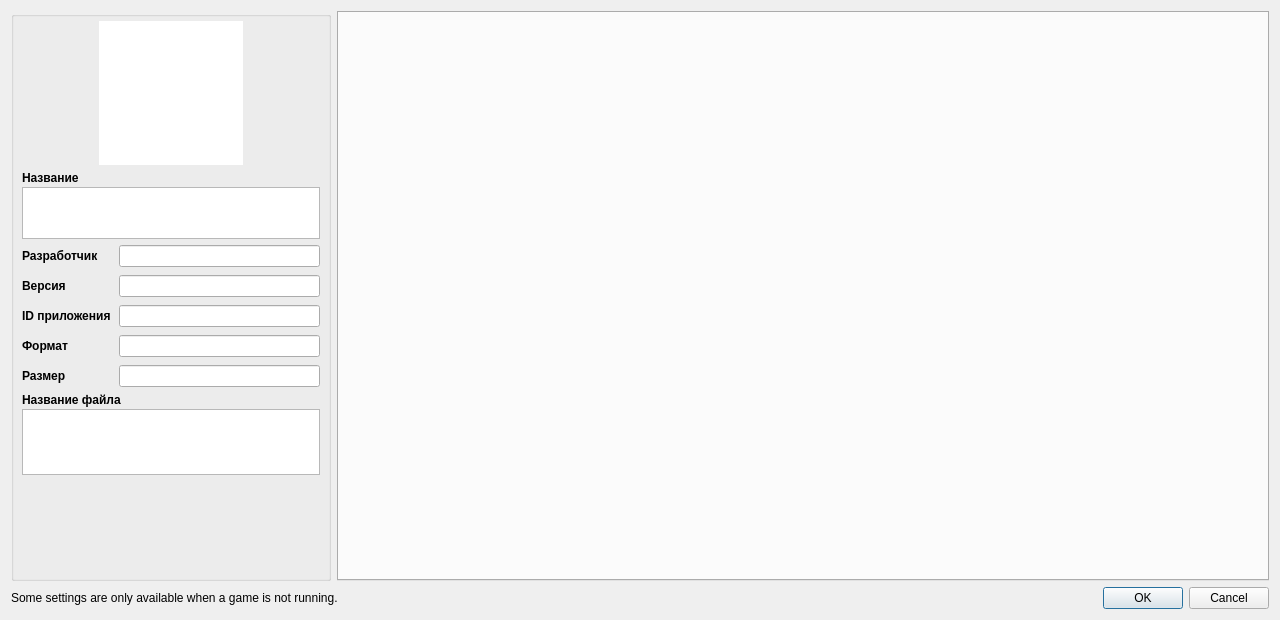
The window that src/storm_switch/configuration/configure_per_game.ui (ReiKatari/STORM_SWITCH) describes before a commit, drawn with Qt 5.
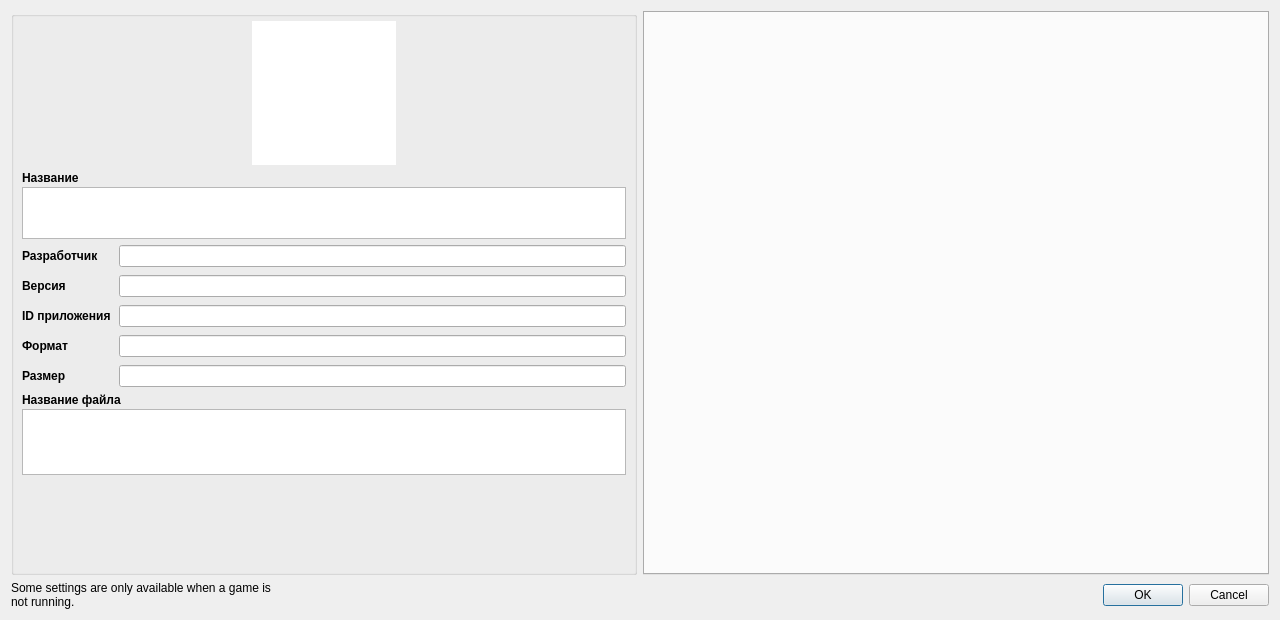
The same window after the commit.

```diff
--- a/src/storm_switch/configuration/configure_per_game.ui
+++ b/src/storm_switch/configuration/configure_per_game.ui
@@ -38,7 +38,7 @@
        </property>
        <property name="maximumSize">
         <size>
-         <width>320</width>
+         <width>16777215</width>
          <height>16777215</height>
         </size>
        </property>
@@ -402,6 +402,9 @@
     <layout class="QHBoxLayout" name="horizontalLayout_2">
      <item>
       <widget class="QLabel" name="label_8">
+       <property name="wordWrap">
+        <bool>true</bool>
+       </property>
        <property name="text">
         <string>Some settings are only available when a game is not running.</string>
        </property>
```
